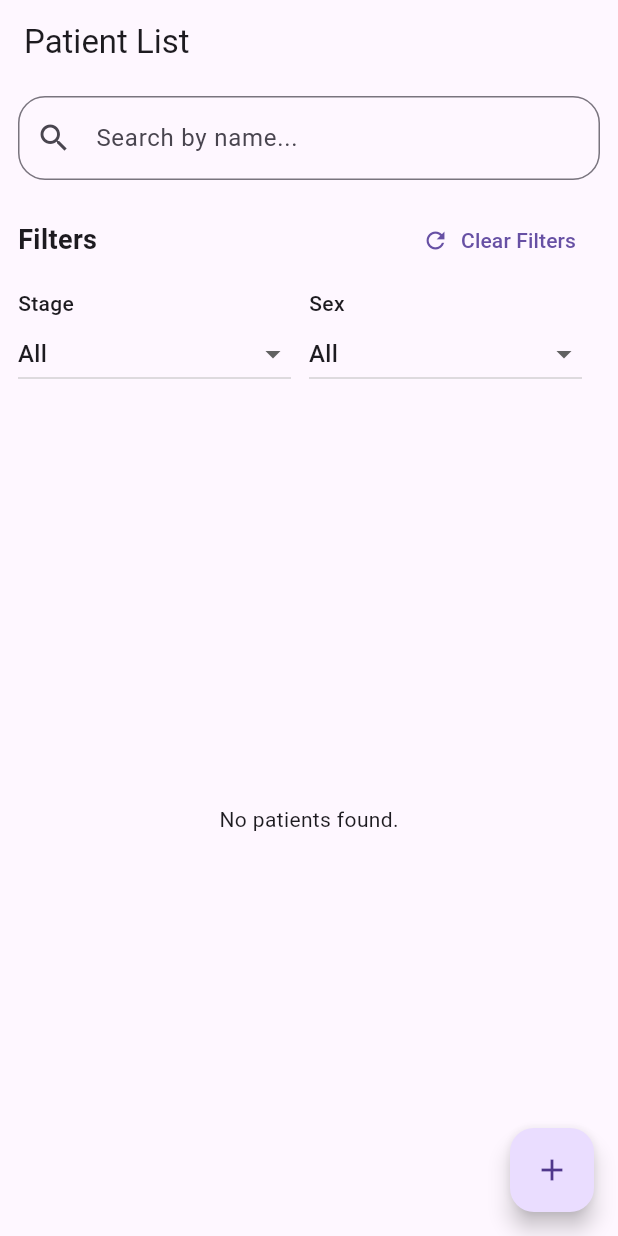
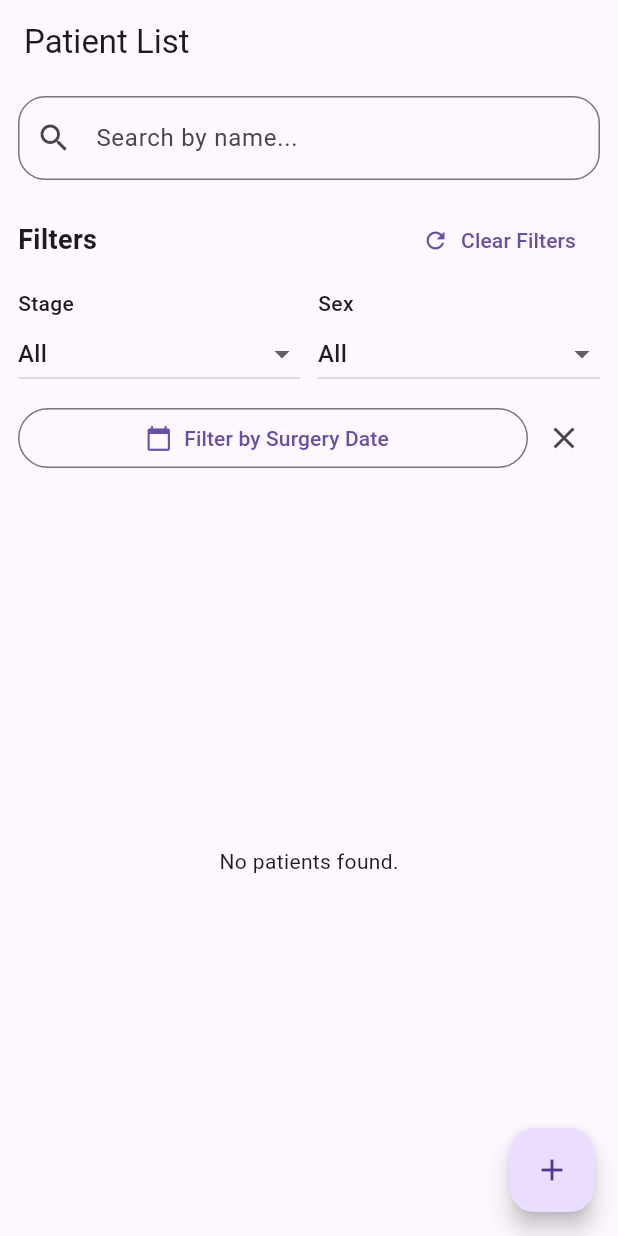
Before and after one commit to Muhammad-Salmun/patient-documentation-app, a Flutter app: the screen it shows after launch, on a phone screen of 412 x 824 dp. Run offline on Flutter 3.47's test engine with Material 3 defaults, Android fonts, the phone set to English and light mode, and no system bars; our stand-ins replace cloud_firestore, firebase_core; accounts and stored records are empty; generated files the repository leaves out were written again; statements that could not run were skipped.

Commit message:
added date filter

```diff
--- a/lib/pages/home.dart
+++ b/lib/pages/home.dart
@@ -21,6 +21,7 @@ class _HomePageState extends State<HomePage> {
   bool _isLoading = false;
   final TextEditingController _searchController = TextEditingController();
   String searchQuery = '';
+  DateTime? _selectedDate;
 
   String selectedStageFilter = 'All';
   String selectedSexFilter = 'All';
@@ -79,7 +80,15 @@ class _HomePageState extends State<HomePage> {
       final matchesSex = selectedSexFilter == 'All' ||
           patient.sex.toLowerCase() == selectedSexFilter.toLowerCase();
 
-      return matchesName && matchesStage && matchesSex;
+      final matchesDate = _selectedDate == null ||
+          (patient.surgeryDueDate != '' &&
+              DateTime.tryParse(patient.surgeryDueDate)
+                      ?.toLocal()
+                      .toString()
+                      .split(' ')[0] ==
+                  _selectedDate!.toLocal().toString().split(' ')[0]);
+
+      return matchesName && matchesStage && matchesSex && matchesDate;
     }).toList();
 
     return Scaffold(
@@ -143,9 +152,7 @@ class _HomePageState extends State<HomePage> {
                         ),
                         const SizedBox(height: 8),
                         Row(
-                          mainAxisAlignment: MainAxisAlignment.spaceEvenly,
                           children: [
-                            // Stage Filter
                             Expanded(
                               child: Column(
                                 crossAxisAlignment: CrossAxisAlignment.start,
@@ -173,7 +180,6 @@ class _HomePageState extends State<HomePage> {
                               ),
                             ),
                             const SizedBox(width: 12),
-                            // Sex Filter
                             Expanded(
                               child: Column(
                                 crossAxisAlignment: CrossAxisAlignment.start,
@@ -198,7 +204,44 @@ class _HomePageState extends State<HomePage> {
                                 ],
                               ),
                             ),
-                            const SizedBox(width: 12),
+                          ],
+                        ),
+                        const SizedBox(height: 8),
+                        Row(
+                          mainAxisAlignment: MainAxisAlignment.spaceBetween,
+                          children: [
+                            Expanded(
+                              child: OutlinedButton.icon(
+                                icon: const Icon(Icons.calendar_today),
+                                label: Text(
+                                  _selectedDate == null
+                                      ? 'Filter by Surgery Date'
+                                      : 'Date: ${_selectedDate!.toLocal().toString().split(' ')[0]}',
+                                ),
+                                onPressed: () async {
+                                  DateTime? pickedDate = await showDatePicker(
+                                    context: context,
+                                    initialDate: DateTime.now(),
+                                    firstDate: DateTime(2020),
+                                    lastDate: DateTime(2100),
+                                  );
+                                  if (pickedDate != null) {
+                                    setState(() {
+                                      _selectedDate = pickedDate;
+                                    });
+                                  }
+                                },
+                              ),
+                            ),
+                            IconButton(
+                              icon: const Icon(Icons.clear),
+                              tooltip: 'Clear Date Filter',
+                              onPressed: () {
+                                setState(() {
+                                  _selectedDate = null;
+                                });
+                              },
+                            )
                           ],
                         ),
                       ],
```
